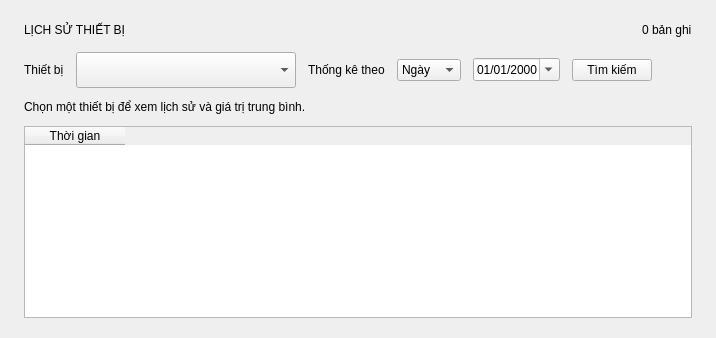
Above: OUT_SRC_TRUNGKIEN/ui/pages/HistoryPage.ui from dinhquanghaICTU/OUT_SRC before the change. Below: the same form after it.
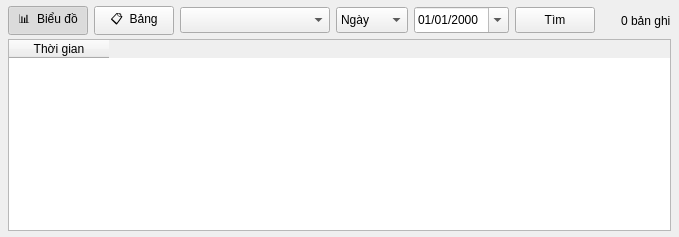
That is the form after the change. The open tabs and pages were chosen to show the change.

```diff
--- a/OUT_SRC_TRUNGKIEN/ui/pages/HistoryPage.ui
+++ b/OUT_SRC_TRUNGKIEN/ui/pages/HistoryPage.ui
@@ -3,27 +3,47 @@
  <class>HistoryPage</class>
  <widget class="QWidget" name="HistoryPage">
   <layout class="QVBoxLayout" name="verticalLayout">
-   <property name="leftMargin"><number>24</number></property>
-   <property name="topMargin"><number>20</number></property>
-   <property name="rightMargin"><number>24</number></property>
-   <property name="bottomMargin"><number>20</number></property>
-   <property name="spacing"><number>12</number></property>
-   <item><layout class="QHBoxLayout" name="headerLayout">
-    <item><widget class="QLabel" name="titleLabel"><property name="text"><string>LỊCH SỬ THIẾT BỊ</string></property></widget></item>
-    <item><spacer name="headerSpacer"><property name="orientation"><enum>Qt::Horizontal</enum></property><property name="sizeHint" stdset="0"><size><width>40</width><height>20</height></size></property></spacer></item>
-    <item><widget class="QLabel" name="recordCountLabel"><property name="text"><string>0 bản ghi</string></property></widget></item>
-   </layout></item>
-   <item><layout class="QHBoxLayout" name="filterLayout">
-    <item><widget class="QLabel" name="deviceLabel"><property name="text"><string>Thiết bị</string></property></widget></item>
-    <item><widget class="QComboBox" name="deviceCombo"><property name="minimumSize"><size><width>220</width><height>36</height></size></property></widget></item>
-    <item><widget class="QLabel" name="periodLabel"><property name="text"><string>Thống kê theo</string></property></widget></item>
-    <item><widget class="QComboBox" name="periodCombo"><item><property name="text"><string>Ngày</string></property></item><item><property name="text"><string>Tháng</string></property></item><item><property name="text"><string>Năm</string></property></item></widget></item>
-    <item><widget class="QDateEdit" name="dateEdit"><property name="calendarPopup"><bool>true</bool></property><property name="displayFormat"><string>dd/MM/yyyy</string></property></widget></item>
-    <item><widget class="QPushButton" name="searchButton"><property name="text"><string>Tìm kiếm</string></property></widget></item>
-    <item><spacer name="filterSpacer"><property name="orientation"><enum>Qt::Horizontal</enum></property><property name="sizeHint" stdset="0"><size><width>40</width><height>20</height></size></property></spacer></item>
-   </layout></item>
-   <item><widget class="QLabel" name="averagesLabel"><property name="text"><string>Chọn một thiết bị để xem lịch sử và giá trị trung bình.</string></property><property name="wordWrap"><bool>true</bool></property></widget></item>
-   <item><widget class="QTableWidget" name="historyTable"><property name="alternatingRowColors"><bool>true</bool></property><property name="editTriggers"><set>QAbstractItemView::NoEditTriggers</set></property><property name="selectionBehavior"><enum>QAbstractItemView::SelectRows</enum></property><property name="columnCount"><number>1</number></property><property name="rowCount"><number>0</number></property><column><property name="text"><string>Thời gian</string></property></column></widget></item>
+   <property name="leftMargin"><number>8</number></property>
+   <property name="topMargin"><number>6</number></property>
+   <property name="rightMargin"><number>8</number></property>
+   <property name="bottomMargin"><number>6</number></property>
+   <property name="spacing"><number>4</number></property>
+   <item>
+    <layout class="QHBoxLayout" name="filterLayout">
+     <property name="spacing"><number>6</number></property>
+     <item><widget class="QPushButton" name="chartTabButton"><property name="minimumSize"><size><width>0</width><height>26</height></size></property><property name="text"><string>📊  Biểu đồ</string></property><property name="checkable"><bool>true</bool></property><property name="checked"><bool>true</bool></property></widget></item>
+     <item><widget class="QPushButton" name="tableTabButton"><property name="minimumSize"><size><width>0</width><height>26</height></size></property><property name="text"><string>📋  Bảng</string></property><property name="checkable"><bool>true</bool></property></widget></item>
+     <item><widget class="QComboBox" name="deviceCombo"><property name="minimumSize"><size><width>150</width><height>26</height></size></property></widget></item>
+     <item><widget class="QComboBox" name="periodCombo"><property name="minimumSize"><size><width>72</width><height>26</height></size></property><item><property name="text"><string>Ngày</string></property></item><item><property name="text"><string>Tháng</string></property></item><item><property name="text"><string>Năm</string></property></item></widget></item>
+     <item><widget class="QDateEdit" name="dateEdit"><property name="minimumSize"><size><width>95</width><height>26</height></size></property><property name="calendarPopup"><bool>true</bool></property><property name="displayFormat"><string>dd/MM/yyyy</string></property></widget></item>
+     <item><widget class="QPushButton" name="searchButton"><property name="minimumSize"><size><width>0</width><height>26</height></size></property><property name="text"><string>Tìm</string></property></widget></item>
+     <item><spacer name="filterSpacer"><property name="orientation"><enum>Qt::Horizontal</enum></property><property name="sizeHint" stdset="0"><size><width>20</width><height>20</height></size></property></spacer></item>
+     <item><widget class="QLabel" name="recordCountLabel"><property name="text"><string>0 bản ghi</string></property></widget></item>
+    </layout>
+   </item>
+   <item>
+    <widget class="QStackedWidget" name="viewStack">
+     <widget class="QWidget" name="chartPage"/>
+     <widget class="QWidget" name="tablePage">
+      <layout class="QVBoxLayout" name="tablePageLayout">
+       <property name="leftMargin"><number>0</number></property>
+       <property name="topMargin"><number>0</number></property>
+       <property name="rightMargin"><number>0</number></property>
+       <property name="bottomMargin"><number>0</number></property>
+       <item>
+        <widget class="QTableWidget" name="historyTable">
+         <property name="alternatingRowColors"><bool>true</bool></property>
+         <property name="editTriggers"><set>QAbstractItemView::NoEditTriggers</set></property>
+         <property name="selectionBehavior"><enum>QAbstractItemView::SelectRows</enum></property>
+         <property name="columnCount"><number>1</number></property>
+         <property name="rowCount"><number>0</number></property>
+         <column><property name="text"><string>Thời gian</string></property></column>
+        </widget>
+       </item>
+      </layout>
+     </widget>
+    </widget>
+   </item>
   </layout>
  </widget>
  <resources/><connections/>
```
Left out of the diff: 3 changed lines with no effect on the pictures.
